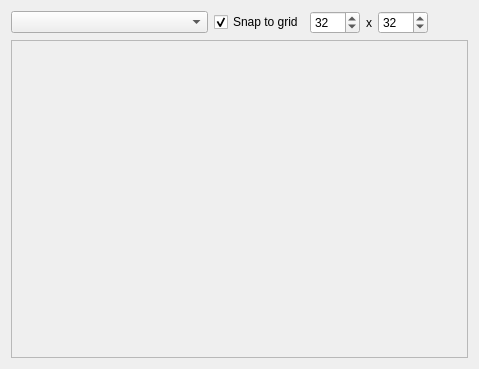
Qt form ImagePaletDialog/ImagePaletDialog.ui (wasedaigo/samancing-roga) before a commit.
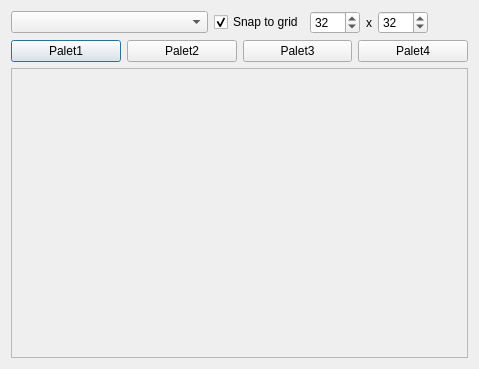
The same form after that commit.

What changed in the file:
```diff
--- a/ImagePaletDialog/ImagePaletDialog.ui
+++ b/ImagePaletDialog/ImagePaletDialog.ui
@@ -150,6 +150,38 @@
          </item>
         </layout>
        </item>
+       <item>
+        <layout class="QHBoxLayout" name="PaletBar">
+         <item>
+          <widget class="QPushButton" name="pushButton_4">
+           <property name="text">
+            <string>Palet1</string>
+           </property>
+          </widget>
+         </item>
+         <item>
+          <widget class="QPushButton" name="pushButton_3">
+           <property name="text">
+            <string>Palet2</string>
+           </property>
+          </widget>
+         </item>
+         <item>
+          <widget class="QPushButton" name="pushButton_2">
+           <property name="text">
+            <string>Palet3</string>
+           </property>
+          </widget>
+         </item>
+         <item>
+          <widget class="QPushButton" name="pushButton">
+           <property name="text">
+            <string>Palet4</string>
+           </property>
+          </widget>
+         </item>
+        </layout>
+       </item>
        <item>
         <widget class="QScrollArea" name="scrollArea">
          <property name="verticalScrollBarPolicy">
@@ -164,7 +196,7 @@
             <x>0</x>
             <y>0</y>
             <width>455</width>
-            <height>317</height>
+            <height>284</height>
            </rect>
           </property>
          </widget>
```
